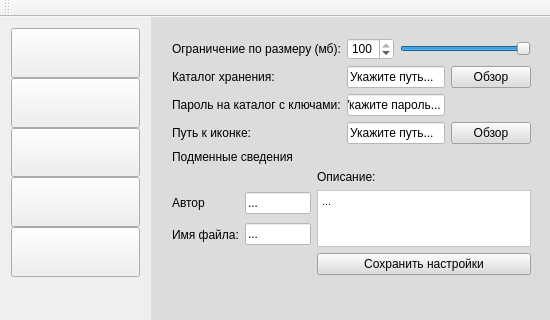
This is EncrypterDecrypter/Encrypter.ui in PI15b/EncrypterDecrypter as Qt 5 draws it before an edit. The edited form follows.
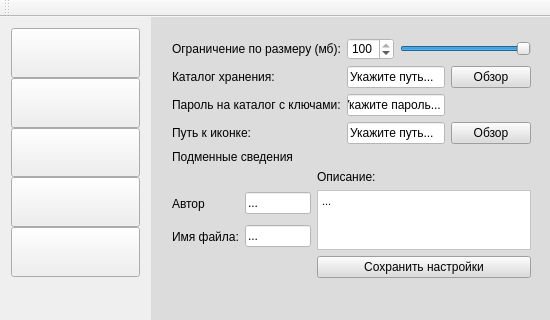
This is the edited form.

Commit message: Fix browse button

```diff
--- a/EncrypterDecrypter/Encrypter.ui
+++ b/EncrypterDecrypter/Encrypter.ui
@@ -736,7 +736,7 @@
          <x>0</x>
          <y>10</y>
          <width>381</width>
-         <height>259</height>
+         <height>262</height>
         </rect>
        </property>
        <layout class="QVBoxLayout" name="verticalLayout_3">
```
The commit also changes 3 other files.
